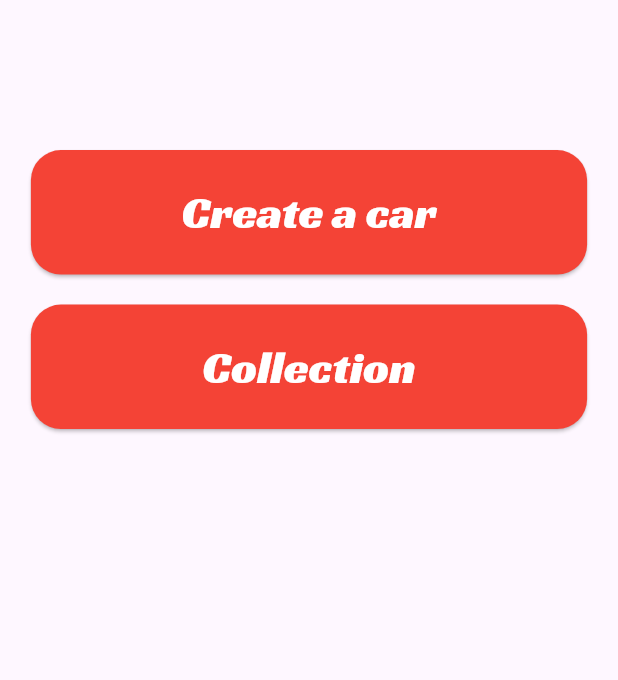
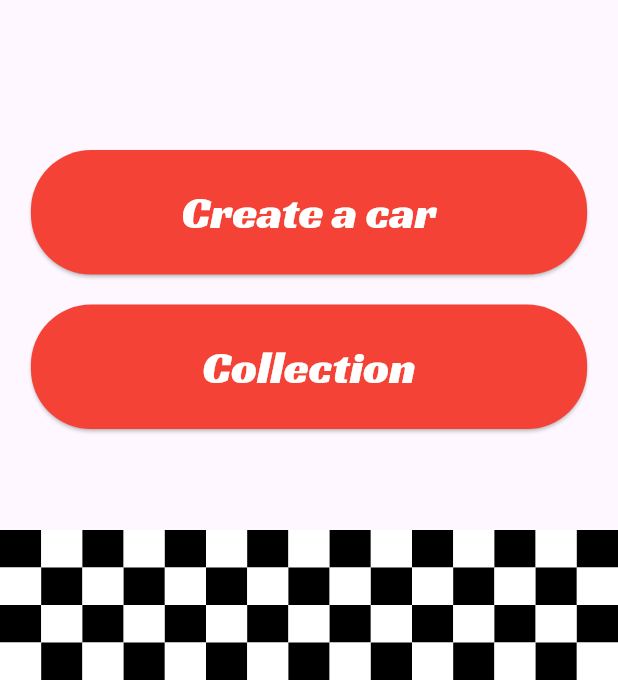
Before and after one commit to urbanKR/car-creator, a Flutter app: the screen it shows after launch, on a phone screen of 412 x 824 dp, the part 556-1236 px from its top. Run offline on Flutter 3.47's test engine with Material 3 defaults, Android fonts, the phone set to English and light mode, and no system bars.

Commit message:
Added chessboard pattern on home screen and second screen

```diff
--- a/lib/pages/home.dart
+++ b/lib/pages/home.dart
@@ -1,4 +1,5 @@
 import 'package:flutter/material.dart';
+import 'package:carcreator/pages/carTypeSelection.dart';
 
 class HomePage extends StatelessWidget {
   const HomePage({Key? key}) : super(key: key);
@@ -8,6 +9,38 @@ class HomePage extends StatelessWidget {
     return Scaffold(
       body: Stack(
         children: [
+          // Chessboard pattern
+          Positioned(
+            bottom: 0,
+            child: Container(
+              width: MediaQuery.of(context).size.width,
+              height: 100,
+              decoration: BoxDecoration(
+                color: Colors.white,
+              ),
+              child: Column(
+                children: List.generate(
+                  4,
+                      (i) => Row(
+                    mainAxisAlignment: MainAxisAlignment.spaceEvenly,
+                    children: List.generate(
+                      15,
+                          (j) => Container(
+                        width: MediaQuery.of(context).size.width / 15,
+                        height: 25,
+                        decoration: BoxDecoration(
+                          color: (i % 2 == 0)
+                              ? (j % 2 == 0) ? Colors.black : Colors.white
+                              : (j % 2 == 0) ? Colors.white : Colors.black,
+                        ),
+                      ),
+                    ),
+                  ),
+                ),
+              ),
+            ),
+          ),
+          // Other widgets
           Positioned(
             top: -120,
             left: 20,
@@ -58,13 +91,18 @@ class HomePage extends StatelessWidget {
                     width: 0.9 * MediaQuery.of(context).size.width,
                     child: ElevatedButton(
                       onPressed: () {
-                        // Handle button press
+                        Navigator.push(
+                          context,
+                          MaterialPageRoute(
+                            builder: (context) => CarTypeSelection(),
+                          ),
+                        );
                       },
                       style: ElevatedButton.styleFrom(
                         padding: const EdgeInsets.all(20.0),
                         backgroundColor: Colors.red,
                         shape: RoundedRectangleBorder(
-                          borderRadius: BorderRadius.circular(20.0),
+                          borderRadius: BorderRadius.circular(40.0),
                         ),
                       ),
                       child: const Text(
@@ -86,7 +124,7 @@ class HomePage extends StatelessWidget {
                         padding: const EdgeInsets.all(20.0),
                         backgroundColor: Colors.red,
                         shape: RoundedRectangleBorder(
-                          borderRadius: BorderRadius.circular(20.0),
+                          borderRadius: BorderRadius.circular(40.0),
                         ),
                       ),
                       child: const Text(
```
